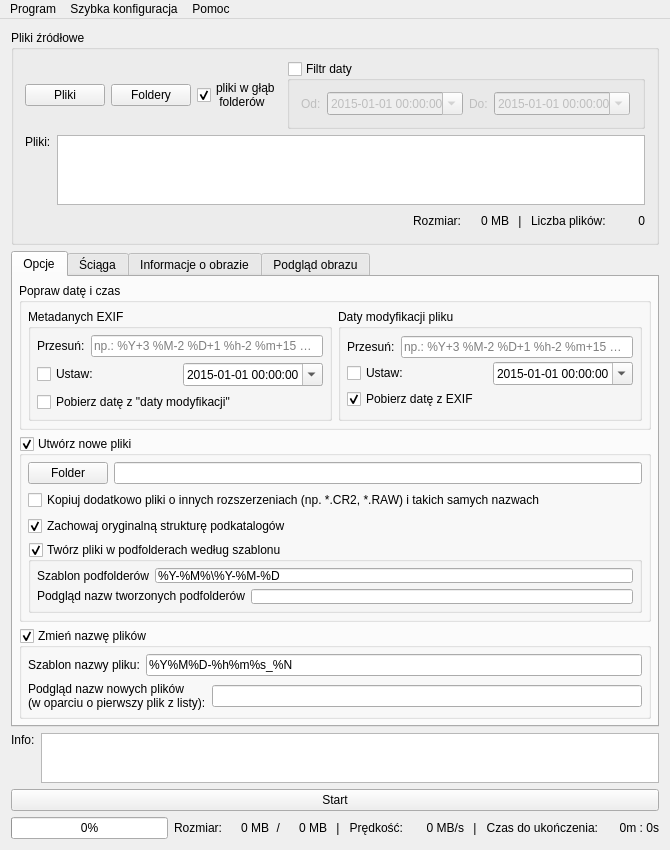
killdaclick/photodateorganizer, file PhotoDateOrganizer/MainWindow.ui: the form before one commit.
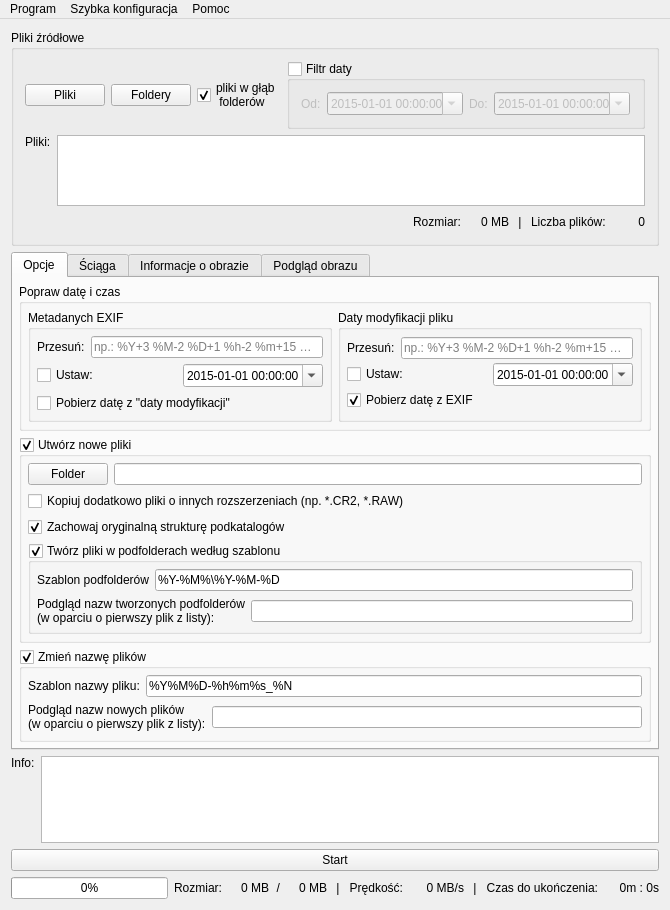
The form after the commit. Icons and pictures are not drawn. Custom widgets are drawn as their Qt base class.

The edit to the form file:
```diff
--- a/PhotoDateOrganizer/MainWindow.ui
+++ b/PhotoDateOrganizer/MainWindow.ui
@@ -10,13 +10,13 @@
     <x>0</x>
     <y>0</y>
     <width>670</width>
-    <height>850</height>
+    <height>910</height>
    </rect>
   </property>
   <property name="minimumSize">
    <size>
     <width>610</width>
-    <height>850</height>
+    <height>910</height>
    </size>
   </property>
   <property name="maximumSize">
@@ -695,7 +695,7 @@
               <string>Podczas tworzenia nowych plików JPG, kopiowane są również inne pliki o takich samych nazwach i różnych rozszerzeniach. Przydatne gdy np. posiadamy w tym samym katalogu pliki graficzne w innym formacie (np. RAW, czy CR2), które chcemy aby znalazły się w folderze docelowym</string>
              </property>
              <property name="text">
-              <string>Kopiuj dodatkowo pliki o innych rozszerzeniach (np. *.CR2, *.RAW) i takich samych nazwach</string>
+              <string>Kopiuj dodatkowo pliki o innych rozszerzeniach (np. *.CR2, *.RAW)</string>
              </property>
             </widget>
            </item>
```
Left out of the diff: 5 changed lines with no effect on the pictures.
